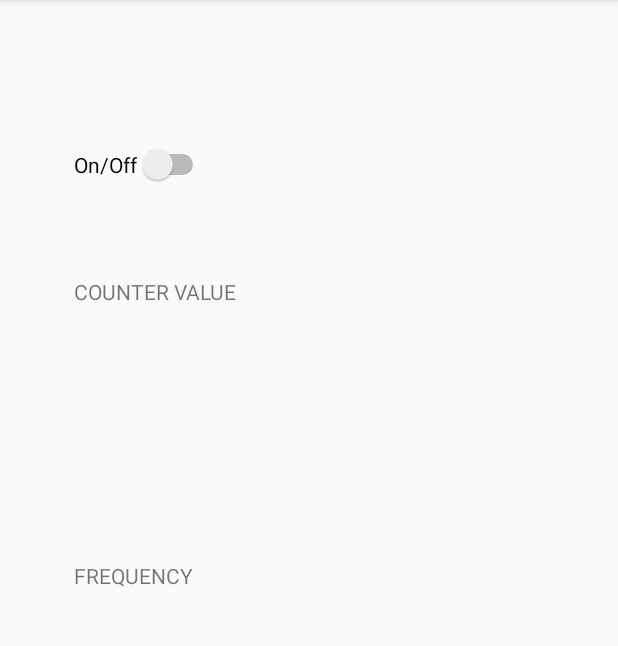
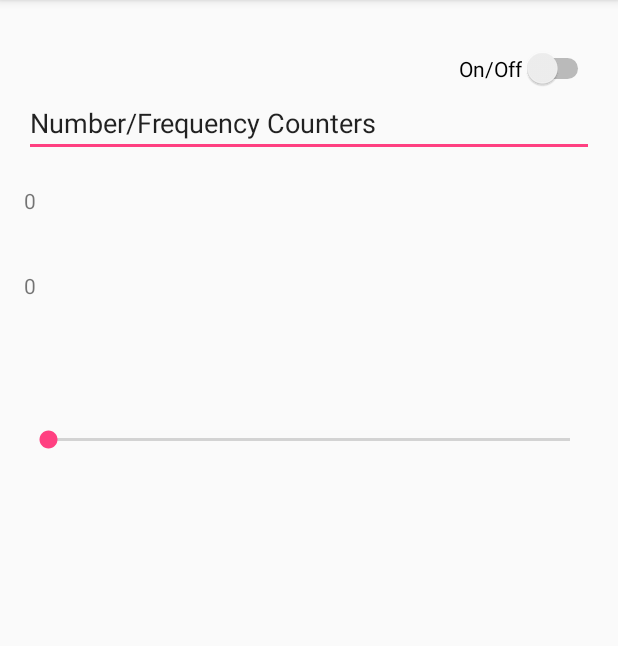
Before and after one commit to Effigy123/15166783_EoghanClark_Lab04a, an Android app: the screen it shows after launch (MainActivity), on a phone screen of 412 x 824 dp, the part 84-730 px from its top. Run offline under Robolectric (Android 15) with nearby library versions, the phone set to English and light mode, and no system bars; libraries missing offline, so code that uses them is left out: org.puredata.android, org.puredata.core; 11 statements that could not run were skipped.

Commit message:
Initial commit

```diff
--- a/app/src/main/java/com/csis/lab04/MainActivity.java
+++ b/app/src/main/java/com/csis/lab04/MainActivity.java
@@ -7,6 +7,7 @@ import android.os.Handler;
 import android.support.v7.app.AppCompatActivity;
 import android.os.Bundle;
 import android.util.Log;
+import android.util.TypedValue;
 import android.view.KeyEvent;
 import android.view.View;
 import android.view.inputmethod.InputMethodManager;
@@ -36,7 +37,11 @@ public class MainActivity extends AppCompatActivity {
 
     private PdUiDispatcher dispatcher; //must declare this to use later, used to receive data from sendEventsTextView myCounter;
 
+    private SeekBar slider;
+
     TextView myCounter;
+    TextView myCounter2;
+
 
     @Override
     protected void onCreate(Bundle savedInstanceState) {
@@ -46,6 +51,27 @@ public class MainActivity extends AppCompatActivity {
         Switch onOffSwitch = (Switch) findViewById(R.id.onOffSwitch);//declared the switch here pointing to id onOffSwitch
 
         myCounter = (TextView) findViewById(R.id.counter);
+        myCounter2 = (TextView) findViewById(R.id.frequency);
+        slider = (SeekBar) findViewById(R.id.slider);
+
+
+        slider.setOnSeekBarChangeListener(
+                new SeekBar.OnSeekBarChangeListener()
+                {
+                    @Override
+                    public void onProgressChanged(SeekBar seekBar, int progress, boolean fromUser) {
+                        sendFloatPD("slider", progress/100.0f);
+                    }
+
+                    @Override
+                    public void onStartTrackingTouch(SeekBar seekBar) {
+                    }
+
+                    @Override
+                    public void onStopTrackingTouch(SeekBar seekBar) {
+                    }
+
+                });
 
         //Check to see if switch1 value changes
         onOffSwitch.setOnCheckedChangeListener(new CompoundButton.OnCheckedChangeListener() {
@@ -128,13 +154,12 @@ public class MainActivity extends AppCompatActivity {
             pdPost("float: " + x);
             if(source.equals("sendCounter")) {
                 myCounter.setText(String.valueOf(x));
-                if(source.equals("sendFrequency"))
 
-                {
+            }
 
-                //Functionality goes here
+            if(source.equals("sendFrequency")) {
+                myCounter2.setText(String.valueOf(x));
 
-                }
             }
         }
 
@@ -146,7 +171,9 @@ public class MainActivity extends AppCompatActivity {
 
     }
         @Override public void receiveSymbol(String source, String symbol) {
-            pdPost("symbol: " + symbol); } };
+            pdPost("symbol: " + symbol);
+        }
+    };
 
     //<---THIS METHOD INITIALISES AUDIO SERVER----->
     private void initPD() throws IOException
@@ -164,4 +191,5 @@ public class MainActivity extends AppCompatActivity {
         PdBase.subscribe("sendFrequency");
     }
 
+
 }
--- a/app/src/main/res/layout/activity_main.xml
+++ b/app/src/main/res/layout/activity_main.xml
@@ -15,27 +15,48 @@
         android:text="On/Off"
         android:layout_width="wrap_content"
         android:layout_height="wrap_content"
+        android:layout_marginTop="16dp"
+        android:id="@+id/onOffSwitch"
         android:layout_alignParentTop="true"
-        android:layout_alignStart="@+id/counter"
-        android:layout_marginTop="80dp"
-        android:id="@+id/onOffSwitch" />
+        android:layout_alignParentEnd="true" />
+
+    <EditText
+        android:layout_width="wrap_content"
+        android:layout_height="wrap_content"
+        android:inputType="textPersonName"
+        android:text="Number/Frequency Counters"
+        android:ems="10"
+        android:id="@+id/editText"
+        android:layout_below="@+id/onOffSwitch"
+        android:layout_alignParentStart="true"
+        android:layout_alignParentEnd="true" />
 
     <TextView
-        android:text="COUNTER VALUE"
+        android:text="0"
+        android:layout_width="wrap_content"
+        android:layout_height="wrap_content"
+        android:id="@+id/frequency"
+        android:layout_marginTop="37dp"
+        android:layout_below="@+id/counter"
+        android:layout_alignParentStart="true" />
+
+    <TextView
+        android:text="0"
         android:layout_width="wrap_content"
         android:layout_height="wrap_content"
         android:id="@+id/counter"
-        android:layout_marginStart="33dp"
-        android:layout_below="@+id/onOffSwitch"
-        android:layout_alignParentStart="true"
-        android:layout_marginTop="61dp" />
+        android:layout_marginTop="19dp"
+        android:layout_below="@+id/editText"
+        android:layout_alignParentStart="true" />
 
-    <TextView
-        android:text="FREQUENCY"
+    <SeekBar
         android:layout_width="wrap_content"
         android:layout_height="wrap_content"
-        android:layout_centerVertical="true"
-        android:layout_alignStart="@+id/counter"
-        android:id="@+id/frequency" />
+        android:id="@+id/slider"
+        android:layout_below="@+id/frequency"
+        android:layout_alignParentStart="true"
+        android:layout_marginTop="84dp"
+        android:layout_alignParentEnd="true"
+        android:max="100" />
 
 </RelativeLayout>
```
Also changed, not shown: 5 other files.
